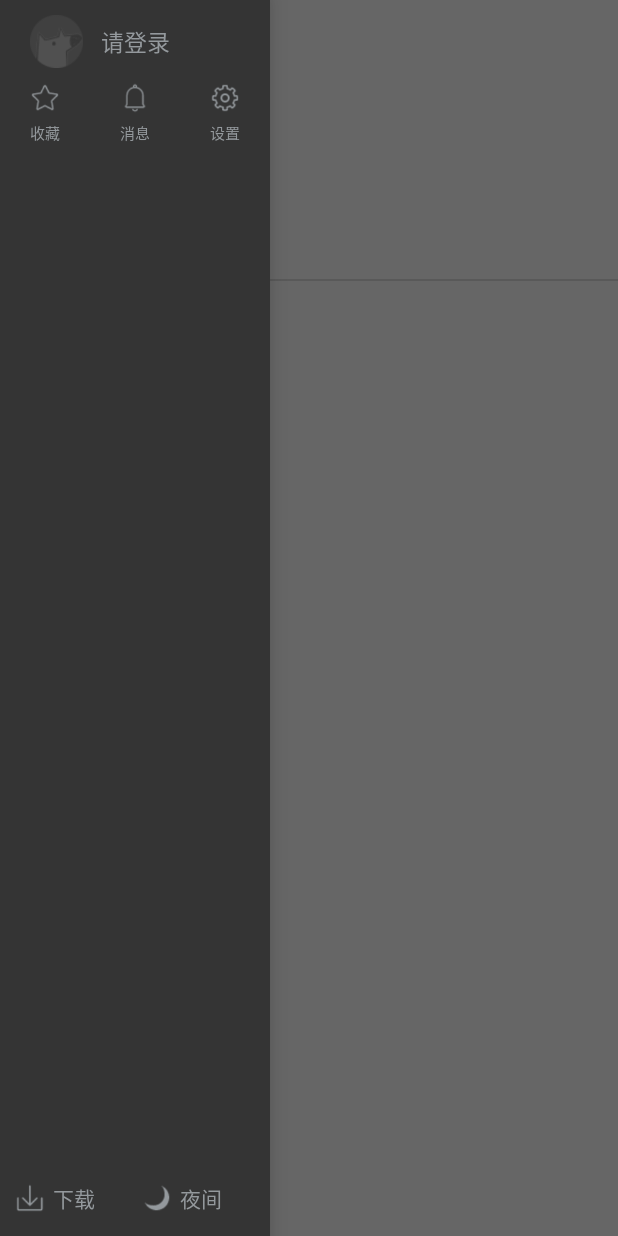
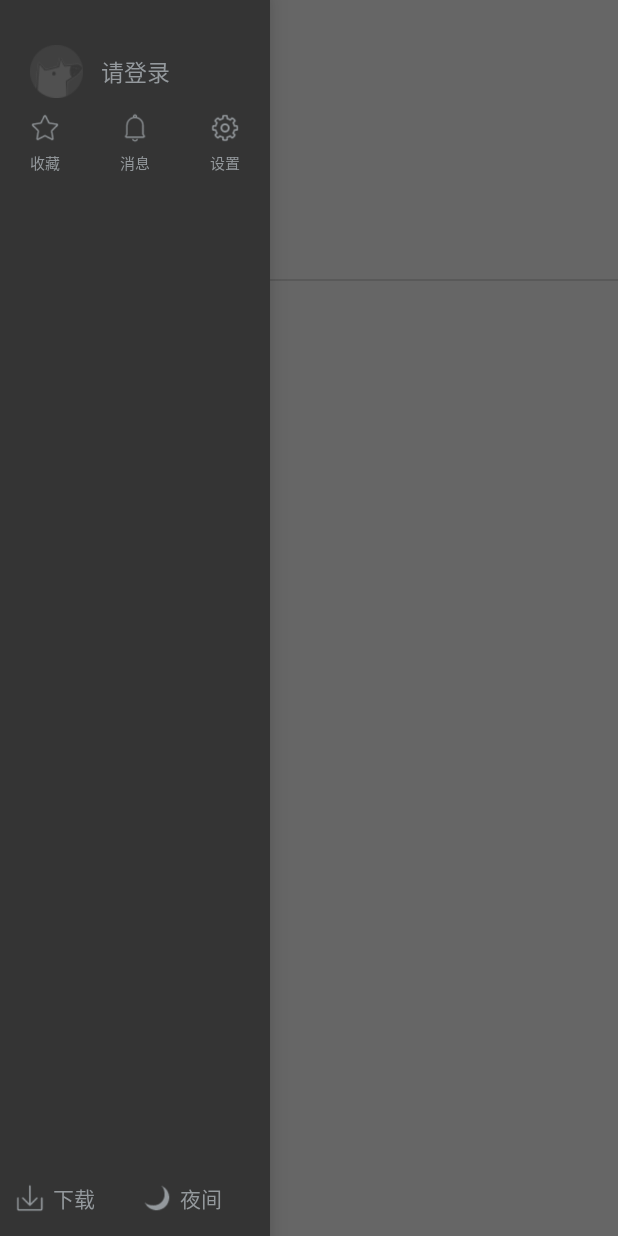
Before and after one commit to Erlangshen/BihuDaily, an Android app: the MainActivity screen opened directly, with no data from a screen before it, with the side drawer open, on a phone screen of 412 x 824 dp. Run offline under Robolectric (Android 15) with nearby library versions, the phone set to English and light mode, and no system bars; our stand-ins replace ButterKnife; libraries missing offline, so code that uses them is left out: com.alibaba.fastjson.

```diff
--- a/app/src/main/java/com/lk/bihu/utils/SPUtils.java
+++ b/app/src/main/java/com/lk/bihu/utils/SPUtils.java
@@ -2,7 +2,6 @@ package com.lk.bihu.utils;
 
 import android.content.Context;
 import android.content.SharedPreferences;
-import android.support.v4.content.SharedPreferencesCompat;
 import android.text.TextUtils;
 
 import com.alibaba.fastjson.JSONObject;
--- a/app/src/main/res/layout/activity_main.xml
+++ b/app/src/main/res/layout/activity_main.xml
@@ -24,7 +24,7 @@
             android:layout_width="25dp"
             android:layout_height="20dp"
             android:layout_marginLeft="10dp"
-            android:layout_marginTop="10dp"
+            android:layout_marginTop="30dp"
             android:background="@drawable/menu" />
     </RelativeLayout>
 
@@ -34,6 +34,7 @@
         android:layout_height="match_parent"
         android:background="#343434"
         android:layout_gravity="left"
+        android:clickable="true"
         android:orientation="vertical">
 
         <LinearLayout
@@ -42,7 +43,7 @@
             android:gravity="center_vertical"
             android:orientation="horizontal"
             android:paddingLeft="20dp"
-            android:paddingTop="10dp">
+            android:paddingTop="30dp">
 
             <ImageView
                 android:id="@+id/login"
@@ -147,7 +148,7 @@
             <LinearLayout
                 android:id="@+id/downLoadLinear"
                 android:layout_width="0dp"
-                android:layout_height="match_parent"
+                android:layout_height="wrap_content"
                 android:layout_weight="1"
                 android:gravity="center_vertical"
                 android:layout_marginLeft="10dp"
@@ -170,7 +171,7 @@
             <LinearLayout
                 android:id="@+id/nightLinear"
                 android:layout_width="0dp"
-                android:layout_height="match_parent"
+                android:layout_height="wrap_content"
                 android:layout_weight="1"
                 android:gravity="center_vertical"
                 android:orientation="horizontal">
```
Also changed, not shown: app/src/main/java/com/lk/bihu/activity/MainActivity.java (+7 -1 lines).
